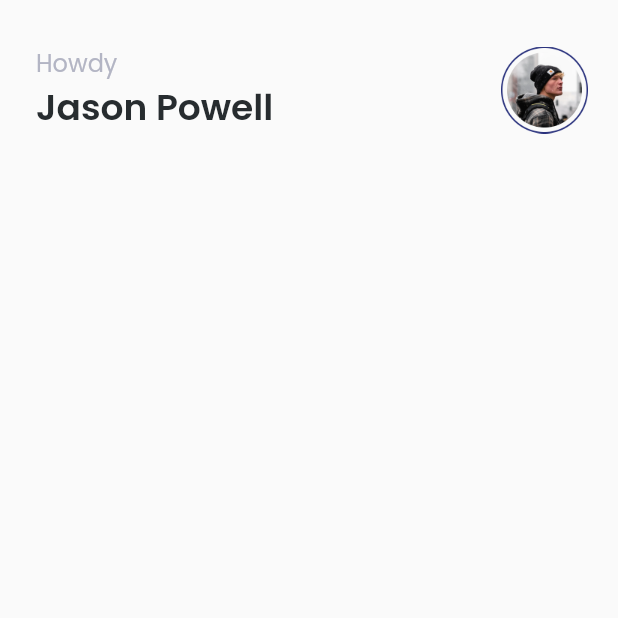
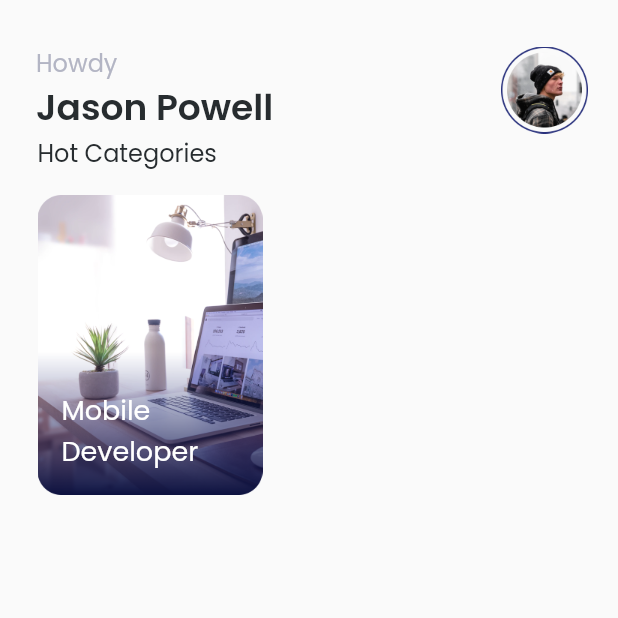
Before and after one commit to perymerdeka/future-jobs, a Flutter app: the HomePageScreen screen opened by its route, on a phone screen of 412 x 824 dp, the top half of it. Run offline on Flutter 3.47's test engine with Material 2 defaults, Android fonts, the phone set to English and light mode, and no system bars; our stand-ins replace email_validator, google_fonts.

Commit message:
Done Add Hot Category

```diff
--- a/lib/pages/home_page.dart
+++ b/lib/pages/home_page.dart
@@ -1,5 +1,6 @@
 import 'package:flutter/material.dart';
 import 'package:future_jobs/theme/login_theme.dart';
+import 'package:google_fonts/google_fonts.dart';
 
 class HomePageScreen extends StatelessWidget {
   static const routeName = '/home';
@@ -27,16 +28,61 @@ class HomePageScreen extends StatelessWidget {
                 ],
               ),
               const Spacer(),
-              Image.asset('assets/icons/user_pic.png', width: 58, height: 58,)
+              Image.asset(
+                'assets/icons/user_pic.png',
+                width: 58,
+                height: 58,
+              )
             ],
           ),
         ),
       );
     }
 
+    Widget body() {
+      return Padding(
+        padding: const EdgeInsets.only(left: 25),
+        child: Column(
+          crossAxisAlignment: CrossAxisAlignment.start,
+          children: [
+            Text(
+              'Hot Categories',
+              style: GoogleFonts.poppins(
+                  color: const Color(0xff272C2F),
+                  fontSize: 16,
+                  fontWeight: FontWeight.w400),
+            ),
+            const SizedBox(
+              height: 16,
+            ),
+            Container(
+              width: 150,
+              height: 200,
+              decoration: const BoxDecoration(
+                  image: DecorationImage(
+                      image: AssetImage('assets/card/card_category.png'),
+                  ),
+                ),
+              child: Align(
+              alignment: Alignment.bottomLeft,
+              child: Padding(
+                padding: const EdgeInsets.only(left: 16, bottom: 16),
+                child: Text('Mobile Developer', style: GoogleFonts.poppins(
+                color: Colors.white,
+                fontSize: 18,
+                ),),
+              ),
+              ),
+            )
+          ],
+        ),
+      );
+    }
+
     return Scaffold(
       body: Column(
-        children: [headers()],
+        crossAxisAlignment: CrossAxisAlignment.start,
+        children: [headers(), body()],
       ),
     );
   }
--- a/pubspec.yaml
+++ b/pubspec.yaml
@@ -63,6 +63,7 @@ flutter:
   assets:
     - assets/
     - assets/icons/
+    - assets/card/
 
   # An image asset can refer to one or more resolution-specific "variants", see
   # https://flutter.dev/assets-and-images/#resolution-aware.
```
Also changed, not shown: assets/card/card_category.png (added).
